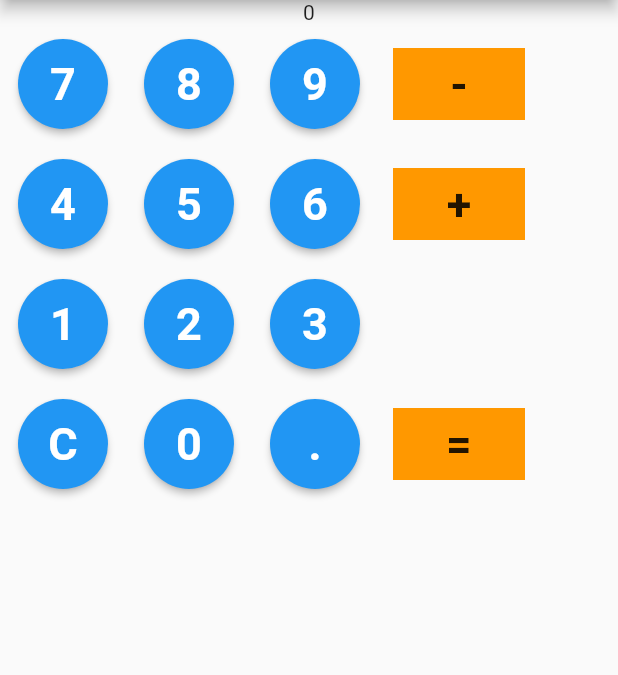
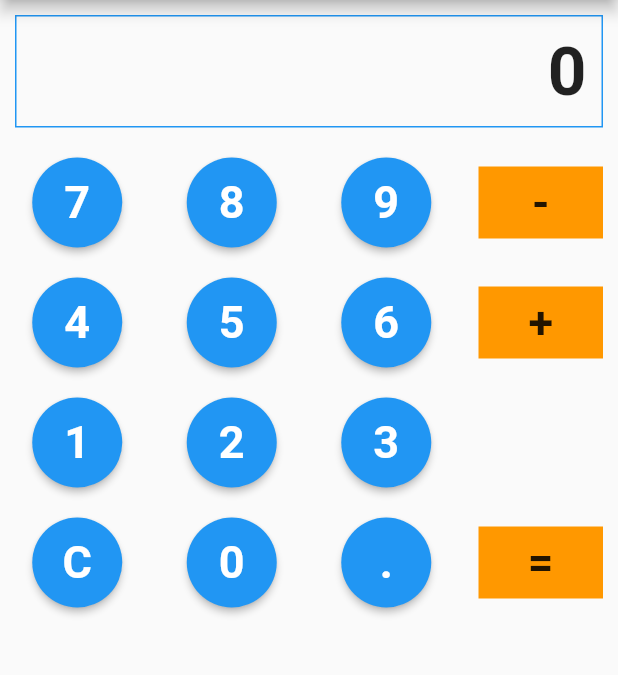
Before and after one commit to nothros/calculaattori_lut, a Flutter app: the screen it shows after launch, on a phone screen of 412 x 824 dp, the part 84-759 px from its top. Run offline on Flutter 3.47's test engine with Material 2 defaults, Android fonts, the phone set to English and light mode, and no system bars.

Commit message:
added display & made buttons responsive to screen size

```diff
--- a/calculator/lib/main.dart
+++ b/calculator/lib/main.dart
@@ -5,7 +5,6 @@ void main() {
 }
 
 class MyApp extends StatelessWidget {
-
   @override
   Widget build(BuildContext context) {
     return MaterialApp(
@@ -18,23 +17,20 @@ class MyApp extends StatelessWidget {
   }
 }
 
-
 class MyHomePage extends StatefulWidget {
   const MyHomePage({Key? key, required this.title}) : super(key: key);
-
   final String title;
   @override
   State<MyHomePage> createState() => _MyHomePageState();
 }
 
 class _MyHomePageState extends State<MyHomePage> {
-
-
   //TÄMÄ RAKENTAA UUDEN BUTTONIN NÄYTTÖÖN CONTAINER EI EHKÄ VÄLTTÄMÄTÖN?
-  Widget buildButton(String buttonText){
-    return(
-      Container(
-        margin: new EdgeInsets.all(10.0),
+  //CONTAINERIIN SAA MARGINIT
+  Widget buildButton(String buttonText) {
+    return Expanded(
+        child: Container(
+      margin: const EdgeInsets.all(10.0),
       child: ElevatedButton(
         child: Text(buttonText),
         onPressed: () {},
@@ -44,26 +40,24 @@ class _MyHomePageState extends State<MyHomePage> {
             textStyle:
                 const TextStyle(fontSize: 30, fontWeight: FontWeight.bold)),
       ),
-      )
-    );
+    ));
   }
 
   //TÄMÄ RAKENTAA UUDEN OPERANDBUTTONIN NÄYTTÖÖN CONTAINER EI EHKÄ VÄLTTÄMÄTÖN?
-    Widget operandButton(String operand){
-    return(
-      Container(
-        margin: new EdgeInsets.all(10.0),
+  //KATOAAKO VÄRI JOS CONTAINERIN JÄTTÄÄ POIS?
+  Widget operandButton(String operand) {
+    return Expanded(
+        child: Container(
+      margin: const EdgeInsets.all(10.0),
       color: Colors.orange,
       child: MaterialButton(
-          onPressed:() => {},
-          child: new Text(
+        onPressed: () => {},
+        child: Text(
           operand,
-              style:  TextStyle(
-              fontSize: 30, fontWeight: FontWeight.bold),
+          style: TextStyle(fontSize: 30, fontWeight: FontWeight.bold),
         ),
       ),
-      )
-    );
+    ));
   }
 
   @override
@@ -72,46 +66,45 @@ class _MyHomePageState extends State<MyHomePage> {
         appBar: AppBar(
           title: Text(widget.title),
         ),
-      body: new Container(
-
-        child: new Column(children: <Widget>[
-
-          const Text("0"),
-
-         new Row(
-          children: [
+        body: Column(
+          children: <Widget>[
+            Container(
+                margin: const EdgeInsets.all(10.0),
+                padding: const EdgeInsets.all(10.0),
+                decoration:
+                    BoxDecoration(border: Border.all(color: Colors.blue)),
+                alignment: Alignment.centerRight,
+                child: Text(
+                  '0',
+                  style: TextStyle(fontSize: 45, fontWeight: FontWeight.bold),
+                )),
+            Column(children: [
+              Row(children: [
                 buildButton("7"),
                 buildButton("8"),
                 buildButton("9"),
                 operandButton("-"),
-          ],
-        ),
-         new Row(
-          children: [
+              ]),
+              Row(children: [
                 buildButton("4"),
                 buildButton("5"),
                 buildButton("6"),
                 operandButton("+"),
-          ],
-        ),
-        new Row(
-          children: [
+              ]),
+              Row(children: [
                 buildButton("1"),
                 buildButton("2"),
                 buildButton("3"),
-          ],
-        ),
-        new Row(
-          children: [
+                Expanded(child: Text('')), //PITÄÄ RIVIT SAMANLEVYISINÄ
+              ]),
+              Row(children: [
                 buildButton("C"),
                 buildButton("0"),
                 buildButton("."),
                 operandButton("="),
+              ])
+            ])
           ],
-        )
-
-        ],),
-      )
-    );
+        ));
   }
 }
```
Lines whose indentation alone changed are shown as unchanged.
